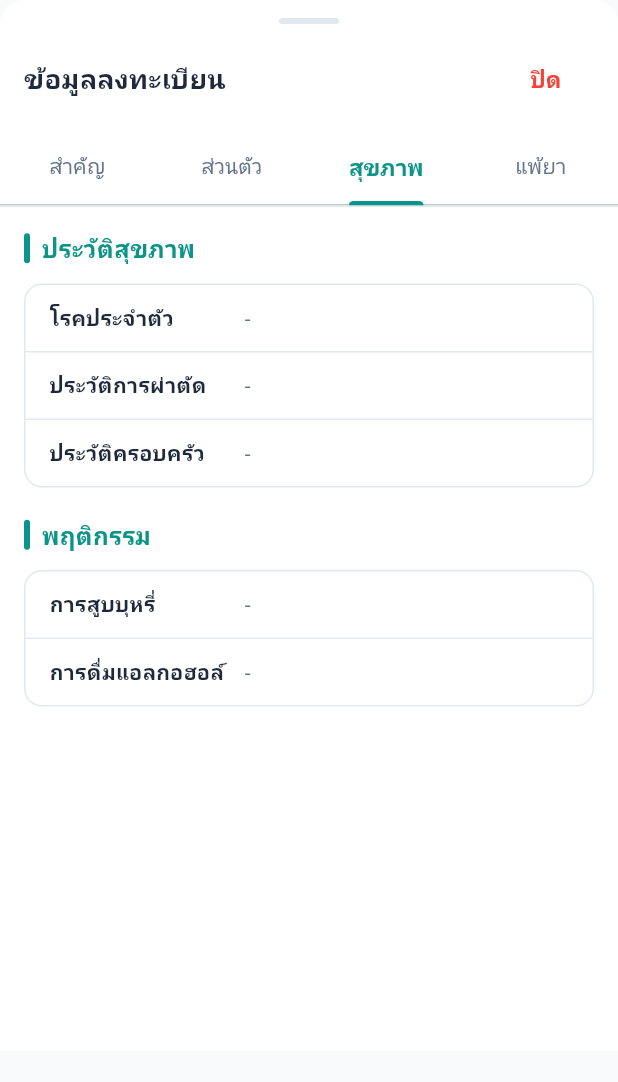
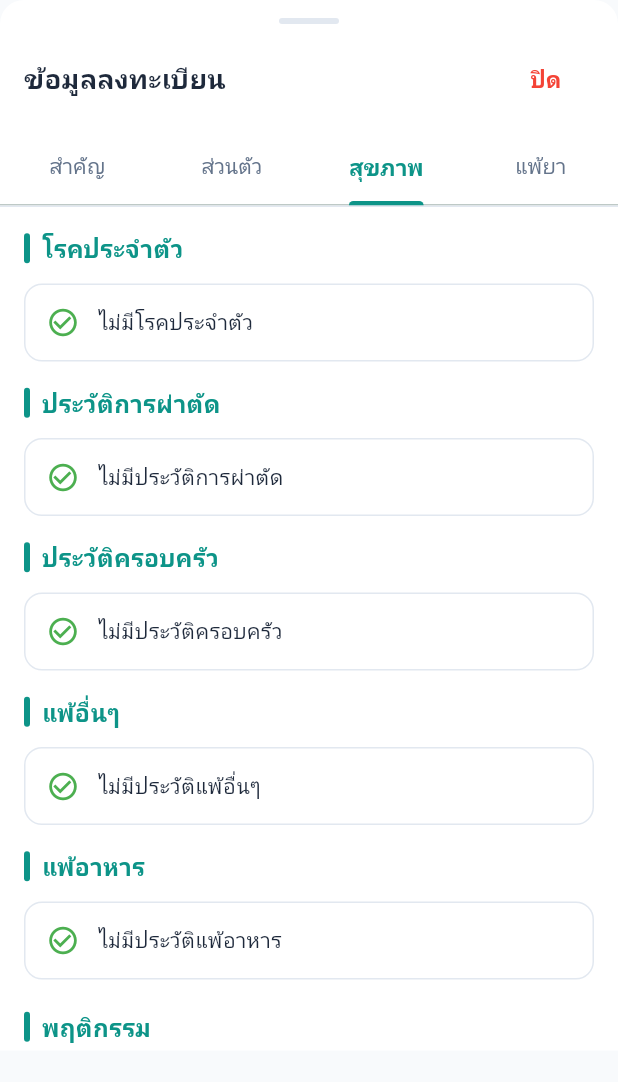
Before and after one commit to izzabellerina/flutter-med-flow-user-app, a Flutter app: the PatientDetailBottomSheet widget shown alone on an empty page, opened directly with empty values, tab 3 chosen, on a phone screen of 412 x 824 dp. Shown: the top 1082 px of the screen. Run offline on Flutter 3.47's test engine with Material 3 defaults, Android fonts, the phone set to English and light mode, and no system bars; our stand-ins replace flutter_blue_plus, google_fonts, permission_handler; network calls fail; Roboto replaces fonts that are missing (Athiti).

Commit message:
12/03/69 add ui in patient info

```diff
--- a/lib/data/mock_data.dart
+++ b/lib/data/mock_data.dart
@@ -257,6 +257,8 @@ class MockData {
       familyHistory: '-',
       smokingStatus: 'ไม่สูบ',
       drinkingStatus: 'ไม่ดื่ม',
+      otherAllergy: '-',
+      foodAllergy: '-',
       drugAllergies: [],
     ),
     '260225-003': PatientRegistration(
@@ -286,6 +288,8 @@ class MockData {
       familyHistory: 'บิดาเป็นเบาหวาน',
       smokingStatus: 'ไม่สูบ',
       drinkingStatus: 'ไม่ดื่ม',
+      otherAllergy: 'ฝุ่น, ละอองเกสรดอกไม้',
+      foodAllergy: 'อาหารทะเล',
       drugAllergies: [
         DrugAllergy(
           drugName: 'Aspirin',
--- a/lib/models/patient_registration.dart
+++ b/lib/models/patient_registration.dart
@@ -34,6 +34,8 @@ class PatientRegistration {
   final String? familyHistory;
   final String? smokingStatus;
   final String? drinkingStatus;
+  final String? otherAllergy;
+  final String? foodAllergy;
 
   // แพ้ยา
   final List<DrugAllergy> drugAllergies;
@@ -67,6 +69,8 @@ class PatientRegistration {
     this.familyHistory,
     this.smokingStatus,
     this.drinkingStatus,
+    this.otherAllergy,
+    this.foodAllergy,
     this.drugAllergies = const [],
   });
 }
--- a/lib/widgets/patient_detail_bottom_sheet.dart
+++ b/lib/widgets/patient_detail_bottom_sheet.dart
@@ -288,18 +288,71 @@ class _PatientDetailBottomSheetState extends State<PatientDetailBottomSheet>
   // ════════════════════════════════════════════════════════════════════
 
   Widget _buildHealthTab() {
+    final diseases = _splitToList(_data?.underlyingDisease);
+    final surgeries = _splitToList(_data?.surgeryHistory);
+    final familyHistories = _splitToList(_data?.familyHistory);
+    final otherAllergies = _splitToList(_data?.otherAllergy);
+    final foodAllergies = _splitToList(_data?.foodAllergy);
+
     return SingleChildScrollView(
       padding: const EdgeInsets.all(16),
       child: Column(
         crossAxisAlignment: CrossAxisAlignment.start,
         children: [
-          _buildSectionHeader('ประวัติสุขภาพ'),
+          _buildSectionHeader('โรคประจำตัว'),
           const SizedBox(height: 12),
-          _buildInfoCard([
-            _InfoRow('โรคประจำตัว', _data?.underlyingDisease ?? '-'),
-            _InfoRow('ประวัติการผ่าตัด', _data?.surgeryHistory ?? '-'),
-            _InfoRow('ประวัติครอบครัว', _data?.familyHistory ?? '-'),
-          ]),
+          if (diseases.isEmpty)
+            _buildHealthCard('ไม่มีโรคประจำตัว', Icons.check_circle_outline, AppTheme.statusGreen)
+          else
+            ...diseases.map((d) => Padding(
+              padding: const EdgeInsets.only(bottom: 8),
+              child: _buildHealthCard(d, Icons.medical_services_outlined, AppTheme.primaryThemeApp),
+            )),
+
+          const SizedBox(height: 16),
+          _buildSectionHeader('ประวัติการผ่าตัด'),
+          const SizedBox(height: 12),
+          if (surgeries.isEmpty)
+            _buildHealthCard('ไม่มีประวัติการผ่าตัด', Icons.check_circle_outline, AppTheme.statusGreen)
+          else
+            ...surgeries.map((s) => Padding(
+              padding: const EdgeInsets.only(bottom: 8),
+              child: _buildHealthCard(s, Icons.content_cut, Colors.orange),
+            )),
+
+          const SizedBox(height: 16),
+          _buildSectionHeader('ประวัติครอบครัว'),
+          const SizedBox(height: 12),
+          if (familyHistories.isEmpty)
+            _buildHealthCard('ไม่มีประวัติครอบครัว', Icons.check_circle_outline, AppTheme.statusGreen)
+          else
+            ...familyHistories.map((f) => Padding(
+              padding: const EdgeInsets.only(bottom: 8),
+              child: _buildHealthCard(f, Icons.family_restroom, AppTheme.secondaryText62),
+            )),
+
+          const SizedBox(height: 16),
+          _buildSectionHeader('แพ้อื่นๆ'),
+          const SizedBox(height: 12),
+          if (otherAllergies.isEmpty)
+            _buildHealthCard('ไม่มีประวัติแพ้อื่นๆ', Icons.check_circle_outline, AppTheme.statusGreen)
+          else
+            ...otherAllergies.map((a) => Padding(
+              padding: const EdgeInsets.only(bottom: 8),
+              child: _buildHealthCard(a, Icons.warning_amber_rounded, Colors.orange),
+            )),
+
+          const SizedBox(height: 16),
+          _buildSectionHeader('แพ้อาหาร'),
+          const SizedBox(height: 12),
+          if (foodAllergies.isEmpty)
+            _buildHealthCard('ไม่มีประวัติแพ้อาหาร', Icons.check_circle_outline, AppTheme.statusGreen)
+          else
+            ...foodAllergies.map((f) => Padding(
+              padding: const EdgeInsets.only(bottom: 8),
+              child: _buildHealthCard(f, Icons.restaurant, AppTheme.errorColor),
+            )),
+
           const SizedBox(height: 20),
           _buildSectionHeader('พฤติกรรม'),
           const SizedBox(height: 12),
@@ -307,6 +360,35 @@ class _PatientDetailBottomSheetState extends State<PatientDetailBottomSheet>
             _InfoRow('การสูบบุหรี่', _data?.smokingStatus ?? '-'),
             _InfoRow('การดื่มแอลกอฮอล์', _data?.drinkingStatus ?? '-'),
           ]),
+        ],
+      ),
+    );
+  }
+
+  List<String> _splitToList(String? value) {
+    if (value == null || value == '-' || value.trim().isEmpty) return [];
+    return value.split(',').map((s) => s.trim()).where((s) => s.isNotEmpty).toList();
+  }
+
+  Widget _buildHealthCard(String text, IconData icon, Color color) {
+    return Container(
+      width: double.infinity,
+      padding: const EdgeInsets.all(14),
+      decoration: BoxDecoration(
+        color: Colors.white,
+        borderRadius: BorderRadius.circular(12),
+        border: Border.all(color: AppTheme.lineColorD9),
+      ),
+      child: Row(
+        children: [
+          Icon(icon, size: 22, color: color),
+          const SizedBox(width: 12),
+          Expanded(
+            child: Text(
+              text,
+              style: AppTheme.generalText(14, color: AppTheme.primaryText),
+            ),
+          ),
         ],
       ),
     );
```
